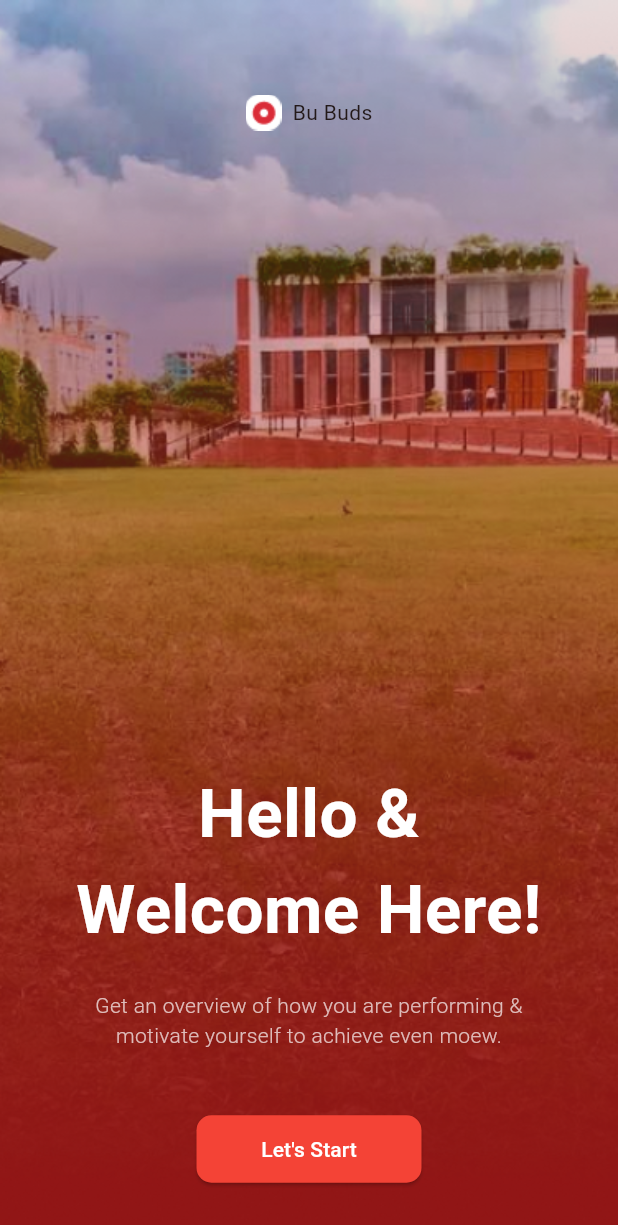
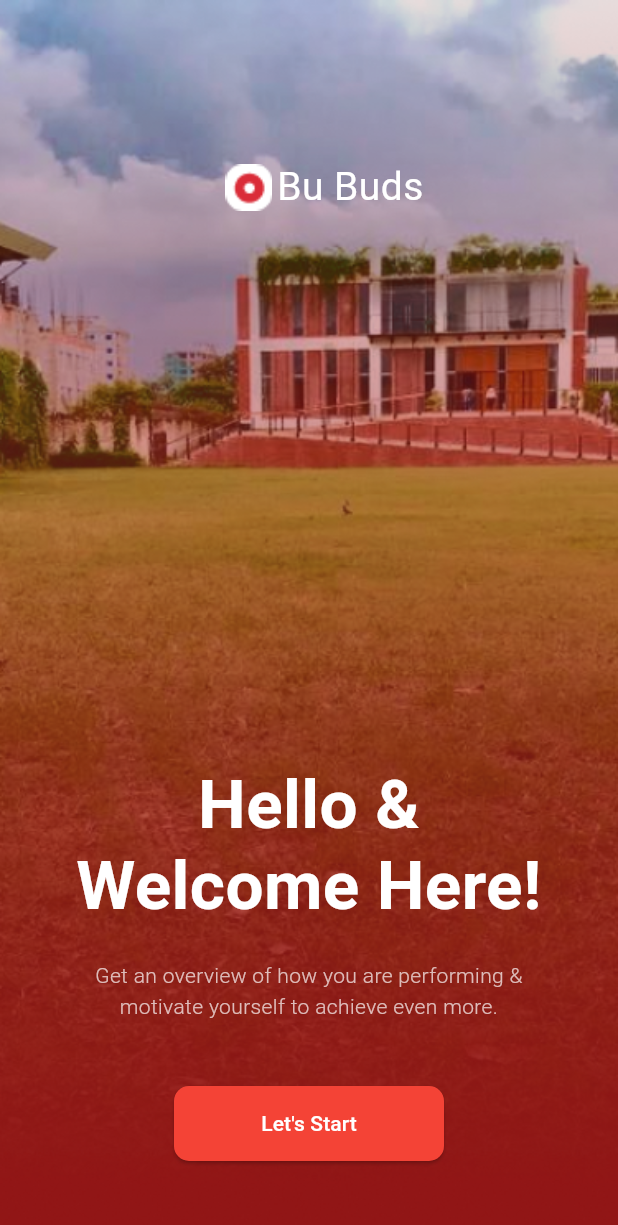
Before and after one commit to i-sifat/BU_BUDS, a Flutter app: the screen it shows after launch, on a phone screen of 412 x 824 dp. Shown: the top 1225 px of the screen. Run offline on Flutter 3.47's test engine with Material 3 defaults, Android fonts, the phone set to English and light mode, and no system bars; our stand-ins replace shared_preferences.

Commit message:
added initial_page text and image transition

```diff
--- a/lib/screens/home_screenview.dart
+++ b/lib/screens/home_screenview.dart
@@ -33,7 +33,7 @@ class MyHomeScreenView extends StatelessWidget {
                       crossAxisAlignment: CrossAxisAlignment.start,
                       children: [
                         Text(
-                          'Hi, Jenny Wilson',
+                          'Hi, Sifat',
                           style: TextStyle(
                             fontSize: 30,
                             fontWeight: FontWeight.w600,
--- a/lib/screens/onboarding_screen/initial_page.dart
+++ b/lib/screens/onboarding_screen/initial_page.dart
@@ -6,70 +6,149 @@ class InitialPageView extends StatefulWidget {
   const InitialPageView({super.key});
 
   @override
-  State<InitialPageView> createState() => _InitialViewState();
+  _InitialViewState createState() => _InitialViewState();
 }
 
-class _InitialViewState extends State<InitialPageView> {
+class _InitialViewState extends State<InitialPageView>
+    with SingleTickerProviderStateMixin {
+  late AnimationController _controller;
+  late Animation<double> _scaleAnimation;
+  late Animation<Offset> _textOffsetAnimation;
+  late Animation<double> _textOpacityAnimation;
+  late Animation<double> _buttonScaleAnimation;
+
+  @override
+  void initState() {
+    super.initState();
+
+    // Initialize the AnimationController
+    _controller = AnimationController(
+      vsync: this,
+      duration: const Duration(seconds: 2),
+    );
+
+    // Initialize the animations before the build method tries to use them
+    _scaleAnimation = Tween<double>(begin: 2.0, end: 1.3).animate(
+      CurvedAnimation(parent: _controller, curve: Curves.easeOut),
+    );
+
+    _textOffsetAnimation = Tween<Offset>(
+      begin: const Offset(0, 0.5),
+      end: Offset.zero,
+    ).animate(
+      CurvedAnimation(parent: _controller, curve: Curves.easeOut),
+    );
+    _textOpacityAnimation = Tween<double>(begin: 0, end: 1).animate(
+      CurvedAnimation(parent: _controller, curve: Curves.easeIn),
+    );
+
+    _buttonScaleAnimation = Tween<double>(begin: 1.3, end: 1.0).animate(
+      CurvedAnimation(parent: _controller, curve: Curves.elasticOut),
+    );
+
+    // Start the animation after initializing everything
+    _controller.forward();
+  }
+
+  @override
+  void dispose() {
+    _controller.dispose();
+    super.dispose();
+  }
+
   @override
   Widget build(BuildContext context) {
     return Scaffold(
-      // backgroundColor: Colors.transparent,
       body: Container(
         decoration: const BoxDecoration(
           gradient: LinearGradient(
             begin: Alignment.bottomCenter,
             end: Alignment.topCenter,
-                colors: [Colors.red, Colors.transparent]),
+            colors: [Colors.red, Colors.transparent],
+          ),
           image: DecorationImage(
-                fit: BoxFit.fill, image: AssetImage("assets/image.png"))),
+            fit: BoxFit.fill,
+            image: AssetImage("assets/image.png"),
+          ),
+        ),
         child: Column(
           children: [
+            const SizedBox(height: 100), // Add some padding on top
             Row(
               mainAxisAlignment: MainAxisAlignment.center,
               children: [
-                Image.asset("assets/icon.png"),
-                const Text("  Bu Buds"),
-                const Padding(padding: EdgeInsets.only(top: 150.0))
+                ScaleTransition(
+                  scale: _scaleAnimation,
+                  child: Image.asset(
+                    "assets/icon.png",
+                    width: 50,
+                    height: 50,
+                  ),
+                ),
+                const SizedBox(
+                  width: 5,
+                ),
+                ScaleTransition(
+                  scale: _scaleAnimation,
+                  child: const Text(
+                    "Bu Buds",
+                    style: TextStyle(fontSize: 20, color: Colors.white),
+                  ),
+                ),
               ],
             ),
-            const SizedBox(
-              height: 360,
-            ),
-            const Text(
+            const SizedBox(height: 360),
+            SlideTransition(
+              position: _textOffsetAnimation,
+              child: FadeTransition(
+                opacity: _textOpacityAnimation,
+                child: const Text(
                   "Hello & \nWelcome Here!",
                   style: TextStyle(
                     fontSize: 45,
                     color: Colors.white,
                     fontWeight: FontWeight.w700,
+                    height: 1.2, // Line spacing
                   ),
                   textAlign: TextAlign.center,
                 ),
-            const SizedBox(
-              height: 10,
               ),
-            const Padding(
+            ),
+            const SizedBox(height: 10),
+            SlideTransition(
+              position: _textOffsetAnimation,
+              child: FadeTransition(
+                opacity: _textOpacityAnimation,
+                child: const Padding(
                   padding: EdgeInsets.all(12.0),
                   child: Text(
-                "Get an overview of how you are performing & \nmotivate yourself to achieve even moew.",
+                    "Get an overview of how you are performing & \nmotivate yourself to achieve even more.",
                     textAlign: TextAlign.center,
                     style: TextStyle(
-                    color: Colors.white70, fontWeight: FontWeight.w300),
+                      color: Colors.white70,
+                      fontWeight: FontWeight.w300,
+                      height: 1.5, // Line spacing for this text
                     ),
                   ),
-            const SizedBox(
-              height: 30,
                 ),
-            AppButton(
+              ),
+            ),
+            const SizedBox(height: 30),
+            ScaleTransition(
+              scale: _buttonScaleAnimation,
+              child: AppButton(
                 text: "Let's Start",
                 onPressed: () {
                   Navigator.push(
                     context,
                     MaterialPageRoute(
-                        builder: (context) => const OnboardingPageView()));
+                        builder: (context) => const OnboardingPageView()),
+                  );
                 },
-              height: 45,
-              width: 150,
-            )
+                height: 50, // Increase the height
+                width: 180, // Increase the width
+              ),
+            ),
           ],
         ),
       ),
```
Lines whose indentation alone changed are shown as unchanged.
